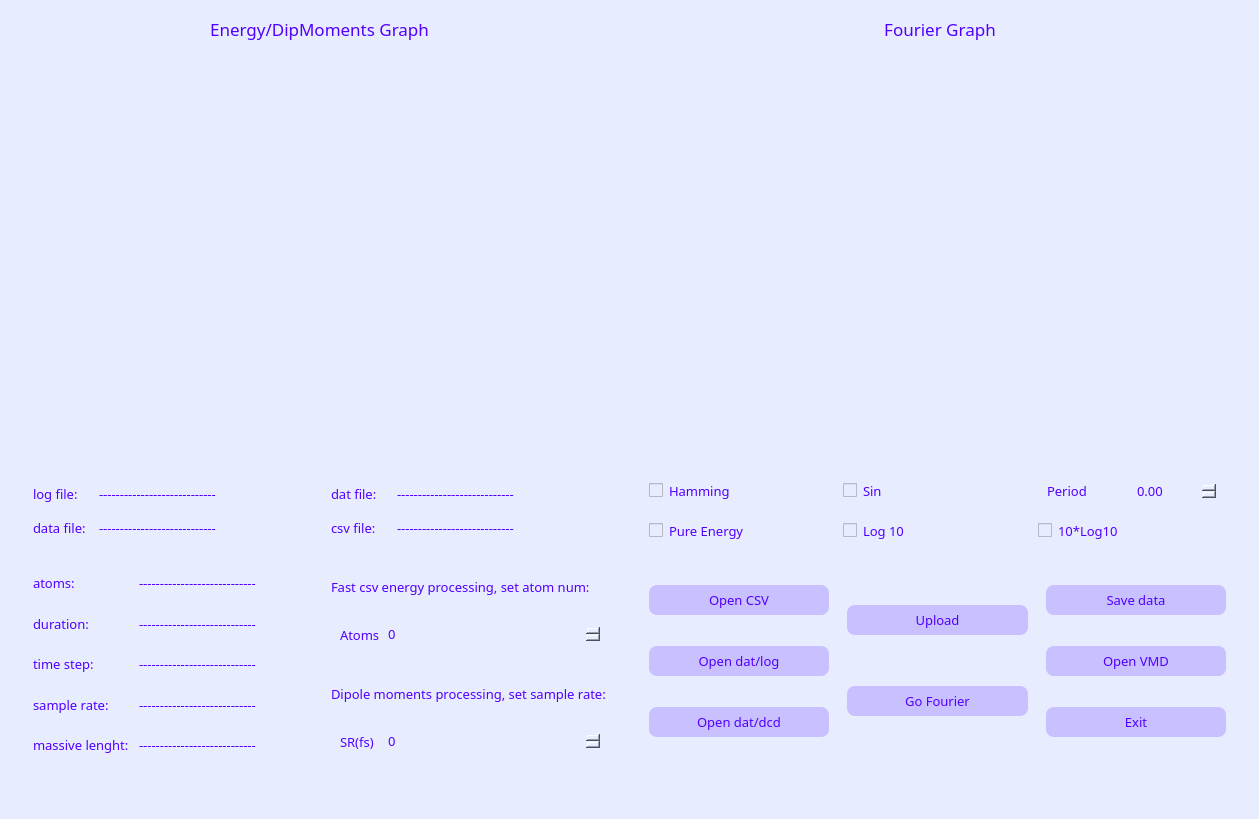
Above: Fourier_Program/MDFourierX/designX.ui from ZebraHead22/Molecular_Dynamics before the change. Below: the same form after it.
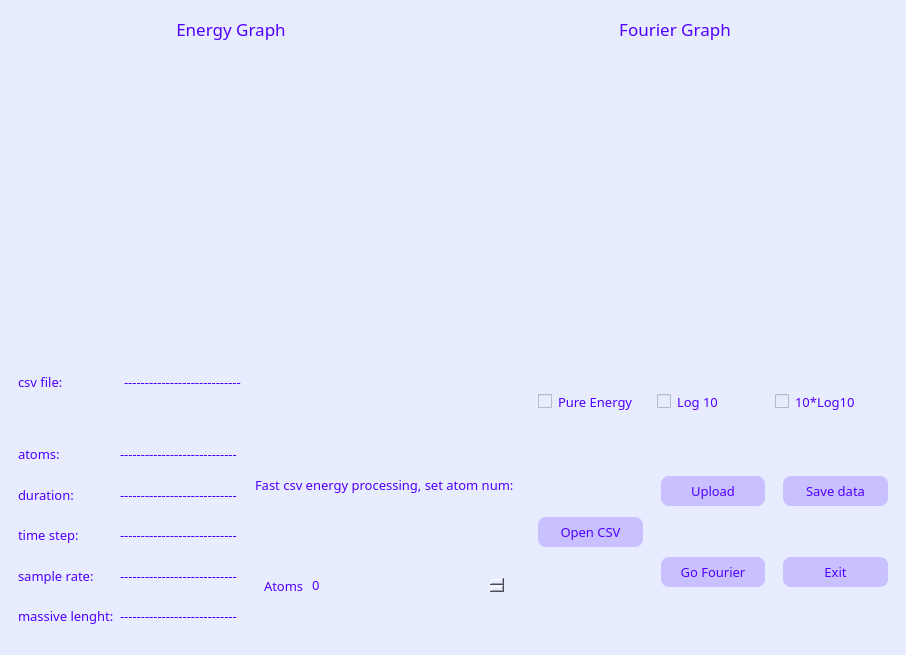
That is the form after the change. Custom widgets are drawn as their Qt base class.

The edit to the form file:
```diff
--- a/Fourier_Program/MDFourierX/designX.ui
+++ b/Fourier_Program/MDFourierX/designX.ui
@@ -6,8 +6,8 @@
    <rect>
     <x>0</x>
     <y>0</y>
-    <width>1259</width>
-    <height>819</height>
+    <width>906</width>
+    <height>655</height>
    </rect>
   </property>
   <property name="sizePolicy">
@@ -98,7 +98,7 @@
              <string notr="true">color: rgb(81, 0, 255)</string>
             </property>
             <property name="text">
-             <string>Energy/DipMoments Graph</string>
+             <string>Energy Graph</string>
             </property>
             <property name="alignment">
              <set>Qt::AlignCenter</set>
@@ -265,130 +265,10 @@
              <property name="bottomMargin">
               <number>0</number>
              </property>
-             <item>
-              <widget class="QWidget" name="widget_14" native="true">
-               <layout class="QGridLayout" name="gridLayout">
-                <item row="0" column="0">
-                 <widget class="QLabel" name="logLabelTitle">
-                  <property name="maximumSize">
-                   <size>
-                    <width>60</width>
-                    <height>16777215</height>
-                   </size>
-                  </property>
-                  <property name="font">
-                   <font>
-                    <family>Rockwell</family>
-                    <pointsize>10</pointsize>
-                   </font>
-                  </property>
-                  <property name="styleSheet">
-                   <string notr="true">color: rgb(81, 0, 255)</string>
-                  </property>
-                  <property name="text">
-                   <string>log file:</string>
-                  </property>
-                 </widget>
-                </item>
-                <item row="0" column="1">
-                 <widget class="QLabel" name="logLabel">
-                  <property name="font">
-                   <font>
-                    <family>Rockwell</family>
-                    <pointsize>10</pointsize>
-                   </font>
-                  </property>
-                  <property name="styleSheet">
-                   <string notr="true">color: rgb(81, 0, 255)</string>
-                  </property>
-                  <property name="text">
-                   <string>----------------------------</string>
-                  </property>
-                 </widget>
-                </item>
-                <item row="1" column="0">
-                 <widget class="QLabel" name="datLabelTitle">
-                  <property name="maximumSize">
-                   <size>
-                    <width>100</width>
-                    <height>16777215</height>
-                   </size>
-                  </property>
-                  <property name="font">
-                   <font>
-                    <family>Rockwell</family>
-                    <pointsize>10</pointsize>
-                   </font>
-                  </property>
-                  <property name="styleSheet">
-                   <string notr="true">color: rgb(81, 0, 255)</string>
-                  </property>
-                  <property name="text">
-                   <string>data file:</string>
-                  </property>
-                 </widget>
-                </item>
-                <item row="1" column="1">
-                 <widget class="QLabel" name="datLabel">
-                  <property name="font">
-                   <font>
-                    <family>Rockwell</family>
-                    <pointsize>10</pointsize>
-                   </font>
-                  </property>
-                  <property name="styleSheet">
-                   <string notr="true">color: rgb(81, 0, 255)</string>
-                  </property>
-                  <property name="text">
-                   <string>----------------------------</string>
-                  </property>
-                 </widget>
-                </item>
-               </layout>
-              </widget>
-             </item>
              <item>
               <widget class="QWidget" name="widget_15" native="true">
                <layout class="QGridLayout" name="gridLayout_4">
                 <item row="0" column="0">
-                 <widget class="QLabel" name="datDcdLabelTitle">
-                  <property name="maximumSize">
-                   <size>
-                    <width>60</width>
-                    <height>16777215</height>
-                   </size>
-                  </property>
-                  <property name="font">
-                   <font>
-                    <family>Rockwell</family>
-                    <pointsize>10</pointsize>
-                   </font>
-                  </property>
-                  <property name="styleSheet">
-                   <string notr="true">color: rgb(81, 0, 255)</string>
-                  </property>
-                  <property name="text">
-                   <string>dat file:</string>
-                  </property>
-                 </widget>
-                </item>
-                <item row="1" column="1">
-                 <widget class="QLabel" name="datLabel_2">
-                  <property name="font">
-                   <font>
-                    <family>Rockwell</family>
-                    <pointsize>10</pointsize>
-                   </font>
-                  </property>
-                  <property name="styleSheet">
-                   <string notr="true">color: rgb(81, 0, 255)</string>
-                  </property>
-                  <property name="text">
-                   <string>----------------------------</string>
-                  </property>
-                 </widget>
-                </item>
-                <item row="1" column="0">
                  <widget class="QLabel" name="csvLabelTitle">
                   <property name="maximumSize">
                    <size>
@@ -411,7 +291,7 @@
                  </widget>
                 </item>
                 <item row="0" column="1">
-                 <widget class="QLabel" name="logLabel_2">
+                 <widget class="QLabel" name="datLabel_2">
                   <property name="font">
                    <font>
                     <family>Rockwell</family>
@@ -736,84 +616,6 @@
                   </layout>
                  </widget>
                 </item>
-                <item>
-                 <widget class="QWidget" name="widget_16" native="true">
-                  <layout class="QVBoxLayout" name="verticalLayout_8">
-                   <item>
-                    <widget class="QLabel" name="label_3">
-                     <property name="font">
-                      <font>
-                       <family>Rockwell</family>
-                       <pointsize>10</pointsize>
-                      </font>
-                     </property>
-                     <property name="styleSheet">
-                      <string notr="true">color: rgb(81, 0, 255)</string>
-                     </property>
-                     <property name="text">
-                      <string>Dipole moments processing, set sample rate:</string>
-                     </property>
-                    </widget>
-                   </item>
-                   <item>
-                    <widget class="QWidget" name="widget_19" native="true">
-                     <layout class="QHBoxLayout" name="horizontalLayout_16">
-                      <item>
-                       <widget class="QLabel" name="atomNumValue_2">
-                        <property name="minimumSize">
-                         <size>
-                          <width>40</width>
-                          <height>0</height>
-                         </size>
-                        </property>
-                        <property name="maximumSize">
-                         <size>
-                          <width>40</width>
-                          <height>16777215</height>
-                         </size>
-                        </property>
-                        <property name="font">
-                         <font>
-                          <family>Rockwell</family>
-                          <pointsize>10</pointsize>
-                         </font>
-                        </property>
-                        <property name="styleSheet">
-                         <string notr="true">color: rgb(81, 0, 255)</string>
-                        </property>
-                        <property name="text">
-                         <string>SR(fs)</string>
-                        </property>
-                       </widget>
-                      </item>
-                      <item>
-                       <widget class="QDoubleSpinBox" name="srNumValue">
-                        <property name="font">
-                         <font>
-                          <family>Rockwell</family>
-                          <pointsize>10</pointsize>
-                         </font>
-                        </property>
-                        <property name="styleSheet">
-                         <string notr="true">color: rgb(81, 0, 255)</string>
-                        </property>
-                        <property name="decimals">
-                         <number>0</number>
-                        </property>
-                        <property name="maximum">
-                         <double>100000.000000000000000</double>
-                        </property>
-                        <property name="singleStep">
-                         <double>1.000000000000000</double>
-                        </property>
-                       </widget>
-                      </item>
-                     </layout>
-                    </widget>
-                   </item>
-                  </layout>
-                 </widget>
-                </item>
                </layout>
               </widget>
              </item>
@@ -872,74 +674,9 @@
              <property name="bottomMargin">
               <number>0</number>
              </property>
-             <item>
-              <widget class="QCheckBox" name="gaussBox">
-               <property name="font">
-                <font>
-                 <family>Rockwell</family>
-                 <pointsize>10</pointsize>
-                </font>
-               </property>
-               <property name="styleSheet">
-                <string notr="true">color: rgb(81, 0, 255)</string>
-               </property>
-               <property name="text">
-                <string>Hamming</string>
-               </property>
-              </widget>
-             </item>
-             <item>
-              <widget class="QCheckBox" name="gaussBox_2">
-               <property name="font">
-                <font>
-                 <family>Rockwell</family>
-                 <pointsize>10</pointsize>
-                </font>
-               </property>
-               <property name="styleSheet">
-                <string notr="true">color: rgb(81, 0, 255)</string>
-               </property>
-               <property name="text">
-                <string>Sin</string>
-               </property>
-              </widget>
-             </item>
              <item>
               <widget class="QWidget" name="widget_23" native="true">
-               <layout class="QHBoxLayout" name="horizontalLayout_17">
-                <item>
-                 <widget class="QLabel" name="sigmaLabel_3">
-                  <property name="font">
-                   <font>
-                    <family>Rockwell</family>
-                    <pointsize>10</pointsize>
-                   </font>
-                  </property>
-                  <property name="styleSheet">
-                   <string notr="true">color: rgb(81, 0, 255)</string>
-                  </property>
-                  <property name="text">
-                   <string>Period</string>
-                  </property>
-                 </widget>
-                </item>
-                <item>
-                 <widget class="QDoubleSpinBox" name="sigEdit_3">
-                  <property name="font">
-                   <font>
-                    <family>Rockwell</family>
-                    <pointsize>10</pointsize>
-                   </font>
-                  </property>
-                  <property name="styleSheet">
-                   <string notr="true">color: rgb(81, 0, 255)</string>
-                  </property>
-                  <property name="singleStep">
-                   <double>0.010000000000000</double>
-                  </property>
-                 </widget>
-                </item>
-               </layout>
+               <layout class="QHBoxLayout" name="horizontalLayout_17"/>
               </widget>
              </item>
             </layout>
@@ -1053,72 +790,6 @@
                   </property>
                  </widget>
                 </item>
-                <item>
-                 <widget class="QPushButton" name="opendatlogBtn">
-                  <property name="minimumSize">
-                   <size>
-                    <width>90</width>
-                    <height>30</height>
-                   </size>
-                  </property>
-                  <property name="maximumSize">
-                   <size>
-                    <width>40404</width>
-                    <height>16777215</height>
-                   </size>
-                  </property>
-                  <property name="font">
-                   <font>
-                    <family>Rockwell</family>
-                    <pointsize>10</pointsize>
-                   </font>
-                  </property>
-                  <property name="styleSheet">
-                   <string notr="true">QPushButton {
-	vorder:none;
-	border-radius: 8px;
-	background-color:rgb(200, 192, 255);
-}
-QPushButton:hover {
-	
-	background-color: rgb(198, 216, 255);
-}</string>
-                  </property>
-                  <property name="text">
-                   <string>Open dat/log</string>
-                  </property>
-                 </widget>
-                </item>
-                <item>
-                 <widget class="QPushButton" name="openDCDBtn_2">
-                  <property name="minimumSize">
-                   <size>
-                    <width>90</width>
-                    <height>30</height>
-                   </size>
-                  </property>
-                  <property name="font">
-                   <font>
-                    <family>Rockwell</family>
-                    <pointsize>10</pointsize>
-                   </font>
-                  </property>
-                  <property name="styleSheet">
-                   <string notr="true">QPushButton {
-	vorder:none;
-	border-radius: 8px;
-	background-color:rgb(200, 192, 255);
-}
-QPushButton:hover {
-	
-	background-color: rgb(198, 216, 255);
-}</string>
-                  </property>
-                  <property name="text">
-                   <string>Open dat/dcd</string>
-                  </property>
-                 </widget>
-                </item>
                </layout>
               </widget>
              </item>
@@ -1221,36 +892,6 @@
                   </property>
                  </widget>
                 </item>
-                <item>
-                 <widget class="QPushButton" name="vmdBtn">
-                  <property name="minimumSize">
-                   <size>
-                    <width>90</width>
-                    <height>30</height>
-                   </size>
-                  </property>
-                  <property name="font">
-                   <font>
-                    <family>Rockwell</family>
-                    <pointsize>10</pointsize>
-                   </font>
-                  </property>
-                  <property name="styleSheet">
-                   <string notr="true">QPushButton {
-	vorder:none;
-	border-radius: 8px;
-	background-color:rgb(200, 192, 255);
-}
-QPushButton:hover {
-	
-	background-color: rgb(198, 216, 255);
-}</string>
-                  </property>
-                  <property name="text">
-                   <string>Open VMD</string>
-                  </property>
-                 </widget>
-                </item>
                 <item>
                  <widget class="QPushButton" name="extBtn">
                   <property name="minimumSize">
```
